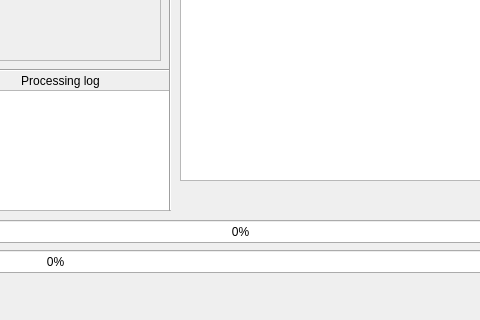
This is rma_proc/uis/rma_main_window.ui in vitaliibalakin/c_orbit as Qt 5 draws it before an edit; both pictures show x 460 to 940 and y 230 to 550 of the 1167 by 550 pixel window. The edited form follows.
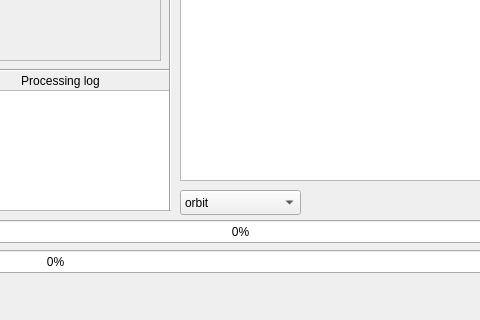
This is the edited form.

Commit message: quads for structure added

The edit to the form file:
```diff
--- a/rma_proc/uis/rma_main_window.ui
+++ b/rma_proc/uis/rma_main_window.ui
@@ -398,6 +398,26 @@
      <string>Save REV RM</string>
     </property>
    </widget>
+   <widget class="QComboBox" name="resp_type">
+    <property name="geometry">
+     <rect>
+      <x>640</x>
+      <y>420</y>
+      <width>121</width>
+      <height>25</height>
+     </rect>
+    </property>
+    <item>
+     <property name="text">
+      <string>orbit</string>
+     </property>
+    </item>
+    <item>
+     <property name="text">
+      <string>tunes</string>
+     </property>
+    </item>
+   </widget>
   </widget>
   <widget class="QMenuBar" name="menubar">
    <property name="geometry">
```
The commit also changes 2 other files.
